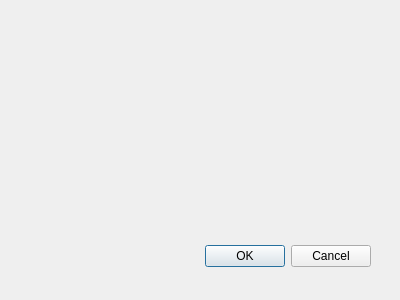
Qt form network_segmenter_dialog_base.ui (spacesyntax/NetworkSegmenter) before a commit.
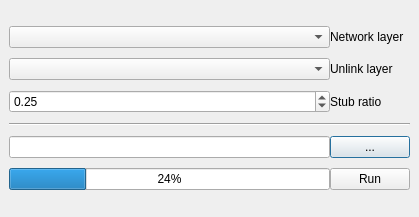
The same form after that commit.

Diff of the .ui file:
```diff
--- a/network_segmenter_dialog_base.ui
+++ b/network_segmenter_dialog_base.ui
@@ -1,33 +1,159 @@
 <ui version="4.0" >
  <class>NetworkSegmenterDialogBase</class>
- <widget class="QDialog" name="NetworkSegmenterDialogBase" >
-  <property name="geometry" >
+ <widget class="QDialog" name="NetworkSegmenterDialogBase">
+  <property name="geometry">
    <rect>
     <x>0</x>
     <y>0</y>
-    <width>400</width>
-    <height>300</height>
+    <width>419</width>
+    <height>217</height>
    </rect>
   </property>
-  <property name="windowTitle" >
+  <property name="sizePolicy">
+   <sizepolicy hsizetype="Minimum" vsizetype="Minimum">
+    <horstretch>0</horstretch>
+    <verstretch>0</verstretch>
+   </sizepolicy>
+  </property>
+  <property name="windowTitle">
    <string>Network Segmenter</string>
   </property>
-  <widget class="QDialogButtonBox" name="button_box" >
-   <property name="geometry" >
-    <rect>
-     <x>30</x>
-     <y>240</y>
-     <width>341</width>
-     <height>32</height>
-    </rect>
+  <property name="autoFillBackground">
+   <bool>false</bool>
+  </property>
+  <property name="sizeGripEnabled">
+   <bool>false</bool>
+  </property>
+  <layout class="QGridLayout" name="gridLayout_2">
+   <property name="sizeConstraint">
+    <enum>QLayout::SetDefaultConstraint</enum>
    </property>
-   <property name="orientation" >
-    <enum>Qt::Horizontal</enum>
+   <property name="leftMargin">
+    <number>9</number>
    </property>
-   <property name="standardButtons" >
-    <set>QDialogButtonBox::Cancel|QDialogButtonBox::Ok</set>
+   <property name="topMargin">
+    <number>9</number>
    </property>
-  </widget>
+   <property name="rightMargin">
+    <number>9</number>
+   </property>
+   <property name="bottomMargin">
+    <number>9</number>
+   </property>
+   <property name="verticalSpacing">
+    <number>9</number>
+   </property>
+   <item row="0" column="0">
+    <layout class="QGridLayout" name="gridLayout">
+     <property name="verticalSpacing">
+      <number>10</number>
+     </property>
+     <item row="6" column="1">
+      <widget class="QPushButton" name="networkSaveButton">
+       <property name="text">
+        <string>...</string>
+       </property>
+       <property name="flat">
+        <bool>false</bool>
+       </property>
+      </widget>
+     </item>
+     <item row="4" column="1">
+      <widget class="QLabel" name="stub_ratio">
+       <property name="text">
+        <string>Stub ratio</string>
+       </property>
+      </widget>
+     </item>
+     <item row="7" column="0">
+      <widget class="QProgressBar" name="analysisProgress">
+       <property name="value">
+        <number>24</number>
+       </property>
+      </widget>
+     </item>
+     <item row="3" column="0">
+      <widget class="QComboBox" name="unlinkCombo">
+       <property name="sizePolicy">
+        <sizepolicy hsizetype="Minimum" vsizetype="Fixed">
+         <horstretch>0</horstretch>
+         <verstretch>0</verstretch>
+        </sizepolicy>
+       </property>
+      </widget>
+     </item>
+     <item row="4" column="0">
+      <widget class="QDoubleSpinBox" name="stubSpin">
+       <property name="suffix">
+        <string/>
+       </property>
+       <property name="maximum">
+        <double>1.000000000000000</double>
+       </property>
+       <property name="singleStep">
+        <double>0.100000000000000</double>
+       </property>
+       <property name="value">
+        <double>0.250000000000000</double>
+       </property>
+      </widget>
+     </item>
+     <item row="1" column="0">
+      <widget class="QComboBox" name="networkCombo">
+       <property name="sizePolicy">
+        <sizepolicy hsizetype="Minimum" vsizetype="Fixed">
+         <horstretch>0</horstretch>
+         <verstretch>0</verstretch>
+        </sizepolicy>
+       </property>
+      </widget>
+     </item>
+     <item row="5" column="0" colspan="2">
+      <widget class="Line" name="line_2">
+       <property name="orientation">
+        <enum>Qt::Horizontal</enum>
+       </property>
+      </widget>
+     </item>
+     <item row="7" column="1">
+      <widget class="QPushButton" name="analysisButton">
+       <property name="text">
+        <string>Run</string>
+       </property>
+      </widget>
+     </item>
+     <item row="6" column="0">
+      <widget class="QLineEdit" name="networkText"/>
+     </item>
+     <item row="3" column="1">
+      <widget class="QLabel" name="unlink_layer">
+       <property name="sizePolicy">
+        <sizepolicy hsizetype="Minimum" vsizetype="Fixed">
+         <horstretch>0</horstretch>
+         <verstretch>0</verstretch>
+        </sizepolicy>
+       </property>
+       <property name="text">
+        <string>Unlink layer</string>
+       </property>
+      </widget>
+     </item>
+     <item row="1" column="1">
+      <widget class="QLabel" name="network_layer">
+       <property name="sizePolicy">
+        <sizepolicy hsizetype="Minimum" vsizetype="Fixed">
+         <horstretch>0</horstretch>
+         <verstretch>0</verstretch>
+        </sizepolicy>
+       </property>
+       <property name="text">
+        <string>Network layer</string>
+       </property>
+      </widget>
+     </item>
+    </layout>
+   </item>
+  </layout>
  </widget>
  <resources/>
  <connections>
```
Left out of the diff: 38 changed lines with no effect on the pictures.
